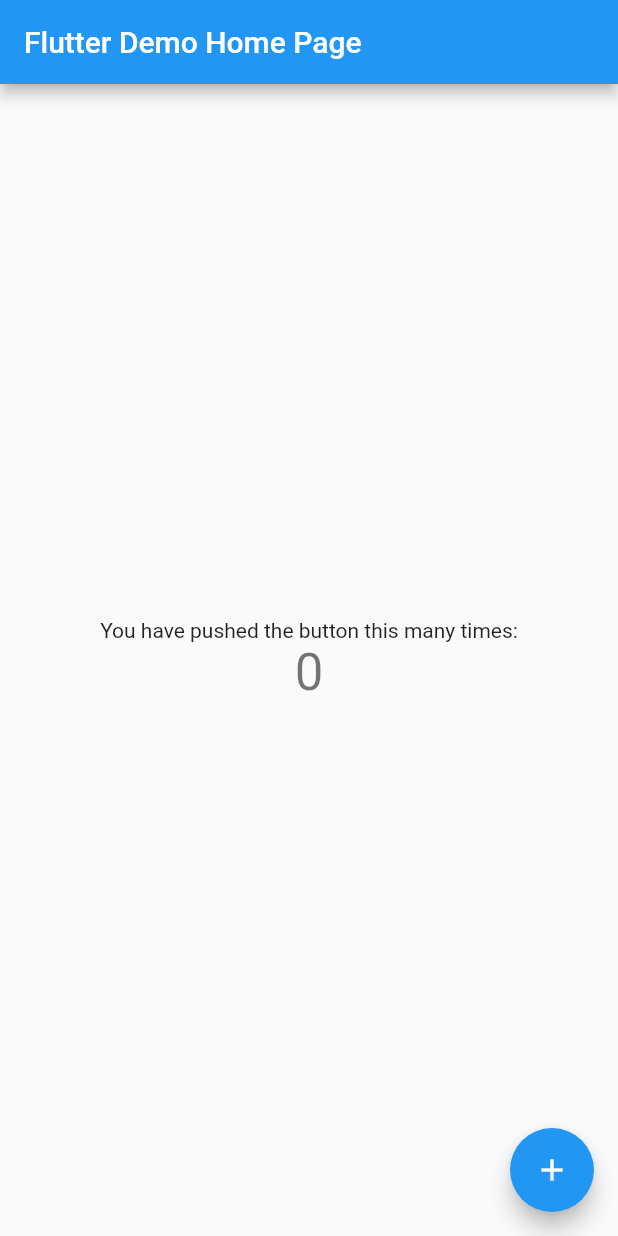
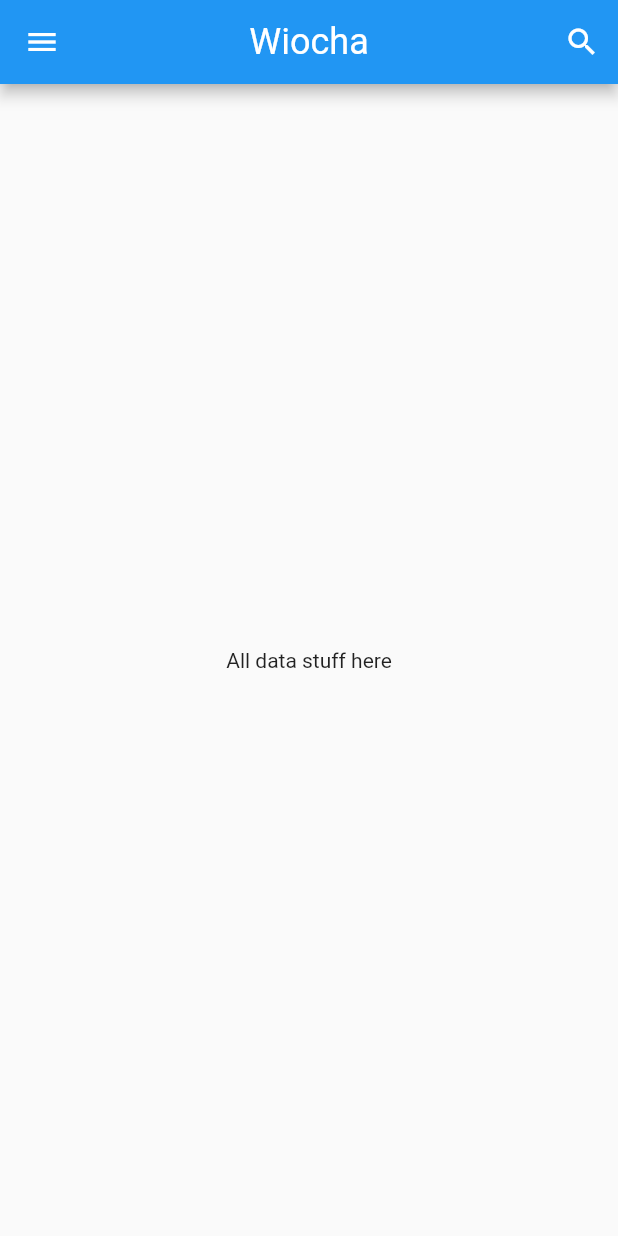
Before and after one commit to Mordtimer/smog_app, a Flutter app: the screen it shows after launch, on a phone screen of 412 x 824 dp. Run offline on Flutter 3.47's test engine with Material 2 defaults, Android fonts, the light colour scheme and no system bars; our stand-ins replace flutter_dotenv.

Commit message:
View demo version, api request sheme demo ViewModel

```diff
--- a/lib/main.dart
+++ b/lib/main.dart
@@ -1,6 +1,11 @@
 import 'package:flutter/material.dart';
+import 'package:flutter_dotenv/flutter_dotenv.dart' as DotEnv;
+import 'package:provider/provider.dart';
+import 'package:smog_app/view/my_home_page.dart';
+import 'package:smog_app/view_model/home_page_vm.dart';
 
-void main() {
+void main() async {
+  await DotEnv.load(fileName: "keys.env");
   runApp(MyApp());
 }
 
@@ -11,103 +16,15 @@
     return MaterialApp(
       title: 'Flutter Demo',
       theme: ThemeData(
-        // This is the theme of your application.
-        //
-        // Try running your application with "flutter run". You'll see the
-        // application has a blue toolbar. Then, without quitting the app, try
-        // changing the primarySwatch below to Colors.green and then invoke
-        // "hot reload" (press "r" in the console where you ran "flutter run",
-        // or simply save your changes to "hot reload" in a Flutter IDE).
-        // Notice that the counter didn't reset back to zero; the application
-        // is not restarted.
         primarySwatch: Colors.blue,
       ),
-      home: MyHomePage(title: 'Flutter Demo Home Page'),
+      debugShowCheckedModeBanner: false,
+      home:
+
+      ChangeNotifierProvider(
+        create: (context) => HomePageVM(),
+        child: HomePage(),
+      ),
     );
   }
 }
-
-class MyHomePage extends StatefulWidget {
-  MyHomePage({Key key, this.title}) : super(key: key);
-
-  // This widget is the home page of your application. It is stateful, meaning
-  // that it has a State object (defined below) that contains fields that affect
-  // how it looks.
-
-  // This class is the configuration for the state. It holds the values (in this
-  // case the title) provided by the parent (in this case the App widget) and
-  // used by the build method of the State. Fields in a Widget subclass are
-  // always marked "final".
-
-  final String title;
-
-  @override
-  _MyHomePageState createState() => _MyHomePageState();
-}
-
-class _MyHomePageState extends State<MyHomePage> {
-  int _counter = 0;
-
-  void _incrementCounter() {
-    setState(() {
-      // This call to setState tells the Flutter framework that something has
-      // changed in this State, which causes it to rerun the build method below
-      // so that the display can reflect the updated values. If we changed
-      // _counter without calling setState(), then the build method would not be
-      // called again, and so nothing would appear to happen.
-      _counter++;
-    });
-  }
-
-  @override
-  Widget build(BuildContext context) {
-    // This method is rerun every time setState is called, for instance as done
-    // by the _incrementCounter method above.
-    //
-    // The Flutter framework has been optimized to make rerunning build methods
-    // fast, so that you can just rebuild anything that needs updating rather
-    // than having to individually change instances of widgets.
-    return Scaffold(
-      appBar: AppBar(
-        // Here we take the value from the MyHomePage object that was created by
-        // the App.build method, and use it to set our appbar title.
-        title: Text(widget.title),
-      ),
-      body: Center(
-        // Center is a layout widget. It takes a single child and positions it
-        // in the middle of the parent.
-        child: Column(
-          // Column is also a layout widget. It takes a list of children and
-          // arranges them vertically. By default, it sizes itself to fit its
-          // children horizontally, and tries to be as tall as its parent.
-          //
-          // Invoke "debug painting" (press "p" in the console, choose the
-          // "Toggle Debug Paint" action from the Flutter Inspector in Android
-          // Studio, or the "Toggle Debug Paint" command in Visual Studio Code)
-          // to see the wireframe for each widget.
-          //
-          // Column has various properties to control how it sizes itself and
-          // how it positions its children. Here we use mainAxisAlignment to
-          // center the children vertically; the main axis here is the vertical
-          // axis because Columns are vertical (the cross axis would be
-          // horizontal).
-          mainAxisAlignment: MainAxisAlignment.center,
-          children: <Widget>[
-            Text(
-              'You have pushed the button this many times:',
-            ),
-            Text(
-              '$_counter',
-              style: Theme.of(context).textTheme.headline4,
-            ),
-          ],
-        ),
-      ),
-      floatingActionButton: FloatingActionButton(
-        onPressed: _incrementCounter,
-        tooltip: 'Increment',
-        child: Icon(Icons.add),
-      ), // This trailing comma makes auto-formatting nicer for build methods.
-    );
-  }
-}
--- /dev/null
+++ b/lib/model/forecast.dart
@@ -0,0 +1,3 @@
+class Forecast{
+
+}
--- /dev/null
+++ b/lib/view/my_home_page.dart
@@ -0,0 +1,71 @@
+import 'package:flutter/material.dart';
+import 'package:provider/provider.dart';
+import 'package:smog_app/view_model/home_page_vm.dart';
+
+import 'custom_search.dart';
+
+
+class HomePage extends StatefulWidget {
+  HomePage({Key key, this.title}) : super(key: key);
+
+  final String title;
+
+  @override
+  _HomePageState createState() => _HomePageState();
+}
+
+class _HomePageState extends State<HomePage> {
+  int _counter = 0;
+
+  void initState() {
+    super.initState();
+
+    // TODO: Wywołanie funkcji przytegowywującej dane/ podpowiedzi etc
+    Provider.of<HomePageVM>(context, listen: false);
+  }
+
+  @override
+  Widget build(BuildContext context) {
+    HomePageVM vm = Provider.of<HomePageVM>(context);
+
+    return Scaffold(
+       appBar: AppBar(
+            centerTitle: true,
+            leading: IconButton(
+              // TODO: Menu button to implement here
+              icon: Icon(Icons.menu),
+              onPressed: () {
+                // Here will be some menu actions stuff
+              },
+            ),
+            title: Text(
+              vm.currentCity,
+              style: Theme.of(context).primaryTextTheme.headline5,
+            ),
+            actions: [
+              IconButton(
+                // Search button
+                icon: const Icon(Icons.search),
+                onPressed: () async {
+                  final searchResult = await showSearch(
+                          context: context,
+                          delegate: CustomSearch(vm.searchHistory, vm.allCities))
+                      as String;
+                  //vm.currentCity = result;
+                  //vm.fetchForecast();
+                },
+              ),
+            ]),
+      body: Center(
+        child: Column(
+          mainAxisAlignment: MainAxisAlignment.center,
+          children: <Widget>[
+            Text(
+              'All data stuff here',
+            ),
+          ],
+        ),
+      ),
+    );
+  }
+}
--- /dev/null
+++ b/lib/view_model/home_page_vm.dart
@@ -0,0 +1,8 @@
+import 'package:flutter/cupertino.dart';
+class HomePageVM extends ChangeNotifier {
+  final currentCity = "Wiocha";
+
+  List<String> get allCities => ["Miasto 1", "Miasto 2", "Miasto 3"];
+
+  List<String> get searchHistory => ["Historia 1", "Historia 2", "Historia 3"];
+}
```
Also changed, not shown: lib/model/webservice.dart (added, +22 -0 lines), lib/view/custom_search.dart (added, +74 -0 lines), pubspec.yaml (+8 -3 lines), keys.env (added), pubspec.lock, 1 other file.
